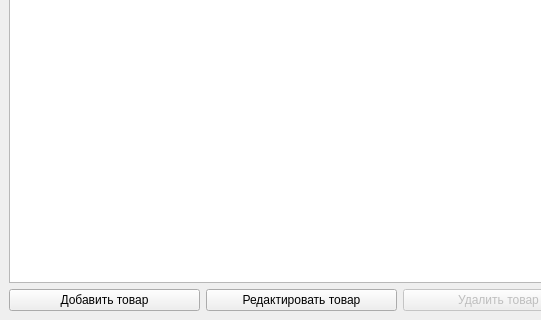
The window that iGroceryQT/iGrocery/storewindow.ui (KiraSunnight/iGrocery) describes before a commit, drawn with Qt 5; both pictures show x 0 to 541 and y 288 to 608 of the 800 by 608 pixel window.
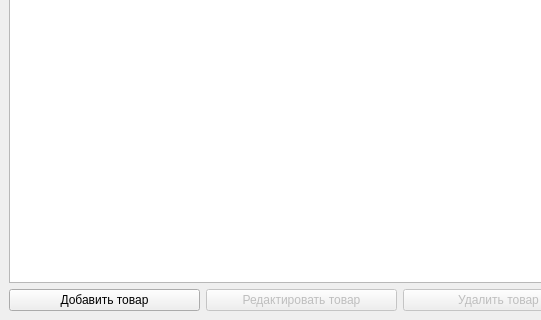
The same window after the commit.

Patch:
```diff
--- a/iGroceryQT/iGrocery/storewindow.ui
+++ b/iGroceryQT/iGrocery/storewindow.ui
@@ -81,7 +81,7 @@
       <item>
        <widget class="QPushButton" name="editGood">
         <property name="enabled">
-         <bool>true</bool>
+         <bool>false</bool>
         </property>
         <property name="text">
          <string>Редактировать товар</string>
```
Left out of the diff: 2 changed lines with no effect on the pictures.
